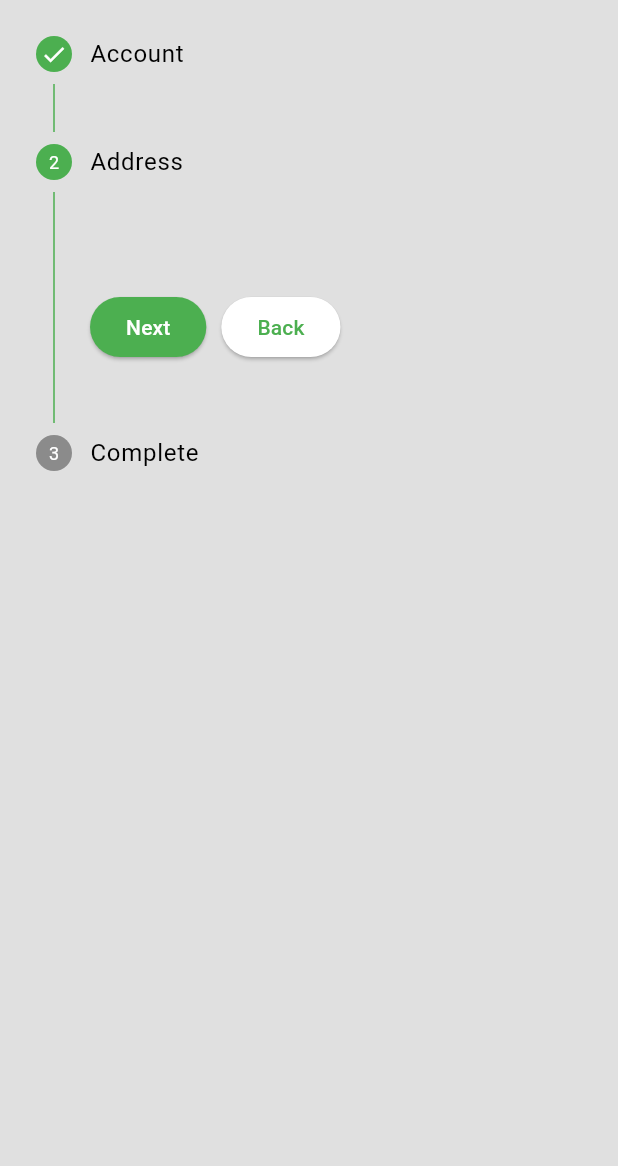
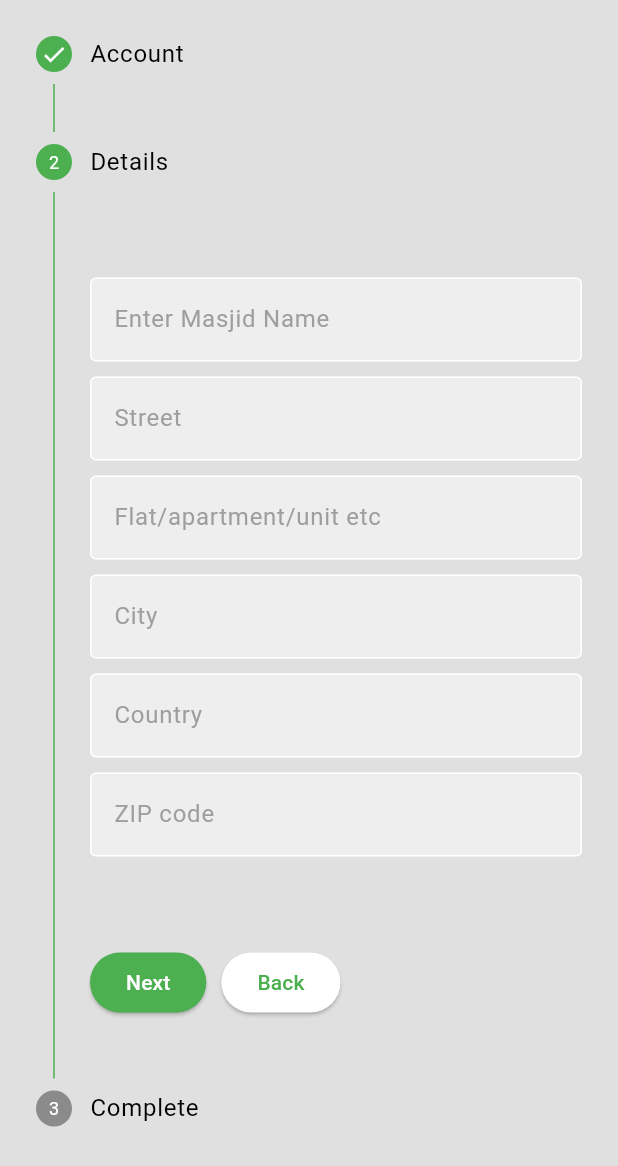
Before and after one commit to itssadil/masjid-manitor, a Flutter app: the RegisterScreen screen opened directly, after a tap on "Next", on a phone screen of 412 x 824 dp. Shown: the top 1166 px of the screen. Run offline on Flutter 3.47's test engine with Material 3 defaults, Android fonts, the phone set to English and light mode, and no system bars; our stand-ins replace cloud_firestore, firebase_auth, firebase_core, google_sign_in, shared_preferences; missing offline and left inert: jhijri; accounts and stored records are empty.

Commit message:
signup update

```diff
--- a/lib/main.dart
+++ b/lib/main.dart
@@ -7,6 +7,7 @@ import 'package:masjid_tv/providers/hadisProvider.dart';
 import 'package:masjid_tv/providers/hadisTimer.dart';
 import 'package:masjid_tv/providers/passVisible.dart';
 import 'package:masjid_tv/providers/stepperProvider.dart';
+import 'package:masjid_tv/providers/textFieldProvider.dart';
 import 'package:masjid_tv/providers/timeListView.dart';
 import 'package:masjid_tv/providers/toDoProvider.dart';
 import 'package:masjid_tv/screens/splashScreen.dart';
@@ -38,6 +39,7 @@ void main() async {
         ChangeNotifierProvider(create: (context) => DonationProvider()),
         ChangeNotifierProvider(create: (context) => TimeListView()),
         ChangeNotifierProvider(create: (context) => StepperProvider()),
+        ChangeNotifierProvider(create: (context) => TextFieldProvider()),
       ],
       child: const MyApp(),
     ),
--- /dev/null
+++ b/lib/providers/textFieldProvider.dart
@@ -0,0 +1,34 @@
+import 'package:flutter/material.dart';
+
+class TextFieldProvider with ChangeNotifier {
+  String _textValue = "";
+  String _streetValue = "";
+  String _unitValue = "";
+  String _cityValue = "";
+  String _countryValue = "";
+  String _zipValue = "";
+  String get textValue => _textValue;
+
+  void changeValue(String value, int index) {
+    switch (index) {
+      case 0:
+        _streetValue = value;
+        break;
+      case 1:
+        _unitValue = value;
+        break;
+        break;
+      case 3:
+        _cityValue = value;
+        break;
+      case 4:
+        _countryValue = value;
+        break;
+      default:
+        _zipValue = value;
+    }
+    _textValue =
+        "$_unitValue $_streetValue $_cityValue $_countryValue $_zipValue";
+    notifyListeners();
+  }
+}
--- a/lib/screens/loginScreen/registerScreen.dart
+++ b/lib/screens/loginScreen/registerScreen.dart
@@ -1,14 +1,25 @@
 import 'package:firebase_auth/firebase_auth.dart';
 import 'package:flutter/material.dart';
 import 'package:masjid_tv/providers/stepperProvider.dart';
+import 'package:masjid_tv/providers/textFieldProvider.dart';
 import 'package:masjid_tv/screens/loginScreen/loginUi/loginUi.dart';
+import 'package:masjid_tv/widgets/customTextField.dart';
 import 'package:provider/provider.dart';
 
 class RegisterScreen extends StatelessWidget {
-  const RegisterScreen({Key? key}) : super(key: key);
+  RegisterScreen({Key? key}) : super(key: key);
+
+  final nameController = TextEditingController();
+  final streetController = TextEditingController();
+  final unitController = TextEditingController();
+  final countryController = TextEditingController();
+  final cityController = TextEditingController();
+  final zipController = TextEditingController();
 
   @override
   Widget build(BuildContext context) {
+    final textFieldProvider =
+        Provider.of<TextFieldProvider>(context, listen: false);
     return Scaffold(
       backgroundColor: Colors.grey.shade300,
       body: SafeArea(
@@ -37,8 +48,8 @@ class RegisterScreen extends StatelessWidget {
                       children: [
                         ElevatedButton(
                           onPressed: () {
-                            if (FirebaseAuth.instance.currentUser != null)
-                              details.onStepContinue!();
+                            // if (FirebaseAuth.instance.currentUser != null)
+                            details.onStepContinue!();
                           },
                           child: Text(
                             isLastStep ? "Conferm" : "Next",
@@ -58,7 +69,7 @@ class RegisterScreen extends StatelessWidget {
                     ),
                   );
                 },
-                steps: getStep(value.currentStep),
+                steps: getStep(value.currentStep, textFieldProvider),
               );
             },
           ),
@@ -67,17 +78,17 @@ class RegisterScreen extends StatelessWidget {
     );
   }
 
-  List<Step> getStep([currentStep]) {
+  List<Step> getStep([currentStep, textFieldProvider]) {
     return [
       Step(
         state: currentStep > 0 ? StepState.complete : StepState.indexed,
         isActive: currentStep >= 0,
-        title: Text("Account"),
+        title: const Text("Account"),
         content: StreamBuilder(
           stream: FirebaseAuth.instance.authStateChanges(),
           builder: (context, snapshot) {
             if (snapshot.connectionState == ConnectionState.waiting) {
-              return CircularProgressIndicator();
+              return const CircularProgressIndicator();
             } else if (snapshot.hasData) {
               return Column(
                 children: [
@@ -87,7 +98,7 @@ class RegisterScreen extends StatelessWidget {
                               NetworkImage(snapshot.data!.photoURL!),
                           radius: 30,
                         )
-                      : CircleAvatar(
+                      : const CircleAvatar(
                           backgroundImage:
                               AssetImage("assets/images/noProfile.png"),
                           radius: 30,
@@ -102,7 +113,7 @@ class RegisterScreen extends StatelessWidget {
                 ],
               );
             } else if (snapshot.hasError) {
-              return Text("Something went wrong!");
+              return const Text("Something went wrong!");
             } else {
               return LogInUi(
                 alignment: Alignment.topLeft,
@@ -115,12 +126,94 @@ class RegisterScreen extends StatelessWidget {
       Step(
         state: currentStep > 1 ? StepState.complete : StepState.indexed,
         isActive: currentStep >= 1,
-        title: Text("Address"),
-        content: Container(),
+        title: const Text("Details"),
+        content: Align(
+          alignment: Alignment.topLeft,
+          child: Padding(
+            padding: const EdgeInsets.symmetric(vertical: 10.0),
+            child: Column(
+              children: [
+                Card(
+                  margin: const EdgeInsets.only(bottom: 10),
+                  child: Consumer<TextFieldProvider>(
+                    builder: (context, value, child) {
+                      return Padding(
+                        padding:
+                            EdgeInsets.all(value.textValue != "" ? 10.0 : 0),
+                        child: Text(
+                          value.textValue,
+                          style: TextStyle(
+                              color: Colors.grey.shade600,
+                              fontWeight: FontWeight.bold),
+                        ),
+                      );
+                    },
+                  ),
+                ),
+                CustomTextField(
+                  controller: nameController,
+                  obscureText: false,
+                  labelText: "Enter Masjid Name",
+                  isSuffix: false,
+                ),
+                SizedBox(height: 10),
+                CustomTextField(
+                  controller: streetController,
+                  obscureText: false,
+                  labelText: "Street",
+                  isSuffix: false,
+                  onChanged: (value) {
+                    textFieldProvider.changeValue(value, 0);
+                  },
+                ),
+                SizedBox(height: 10),
+                CustomTextField(
+                  controller: unitController,
+                  obscureText: false,
+                  labelText: "Flat/apartment/unit etc",
+                  isSuffix: false,
+                  onChanged: (value) {
+                    textFieldProvider.changeValue(value, 1);
+                  },
+                ),
+                SizedBox(height: 10),
+                CustomTextField(
+                  controller: cityController,
+                  obscureText: false,
+                  labelText: "City",
+                  isSuffix: false,
+                  onChanged: (value) {
+                    textFieldProvider.changeValue(value, 3);
+                  },
+                ),
+                SizedBox(height: 10),
+                CustomTextField(
+                  controller: countryController,
+                  obscureText: false,
+                  labelText: "Country",
+                  isSuffix: false,
+                  onChanged: (value) {
+                    textFieldProvider.changeValue(value, 4);
+                  },
+                ),
+                SizedBox(height: 10),
+                CustomTextField(
+                  controller: zipController,
+                  obscureText: false,
+                  labelText: "ZIP code",
+                  isSuffix: false,
+                  onChanged: (value) {
+                    textFieldProvider.changeValue(value, 5);
+                  },
+                ),
+              ],
+            ),
+          ),
+        ),
       ),
       Step(
         isActive: currentStep >= 2,
-        title: Text("Complete"),
+        title: const Text("Complete"),
         content: Container(),
       ),
     ];
--- a/lib/widgets/loginTextField.dart
+++ b/lib/widgets/customTextField.dart
@@ -2,19 +2,21 @@ import 'package:flutter/material.dart';
 import 'package:masjid_tv/providers/passVisible.dart';
 import 'package:provider/provider.dart';
 
-class LoginTextField extends StatelessWidget {
-  LoginTextField({
+class CustomTextField extends StatelessWidget {
+  CustomTextField({
     Key? key,
     required this.controller,
     required this.obscureText,
     required this.labelText,
     required this.isSuffix,
+    this.onChanged,
   }) : super(key: key);
 
   final controller;
   final obscureText;
   final labelText;
   final isSuffix;
+  final Function(String)? onChanged;
 
   @override
   Widget build(BuildContext context) {
@@ -24,18 +26,20 @@ class LoginTextField extends StatelessWidget {
         controller: controller,
         obscureText: obscureText,
         decoration: InputDecoration(
-          enabledBorder: OutlineInputBorder(
+          enabledBorder: const OutlineInputBorder(
             borderSide: BorderSide(color: Colors.white),
           ),
           focusedBorder: OutlineInputBorder(
             borderSide: BorderSide(color: Colors.grey.shade400),
           ),
           labelText: "$labelText",
+          labelStyle: TextStyle(color: Colors.grey),
           suffixIcon: customSuffix(),
           suffixIconColor: Colors.grey,
           fillColor: Colors.grey.shade200,
           filled: true,
         ),
+        onChanged: onChanged,
       ),
     );
   }
```
Also changed, not shown: lib/screens/loginScreen/loginUi/loginUi.dart (+4 -4 lines), lib/services/fireStore/firestoreService.dart (added, +20 -0 lines).
